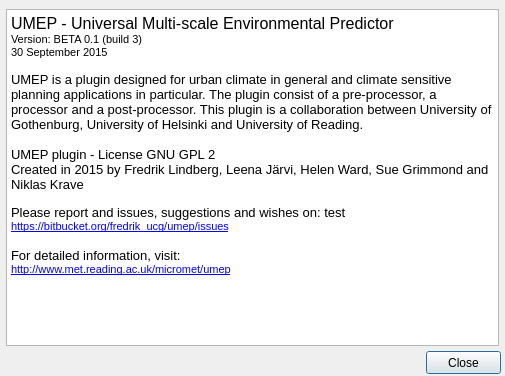
This is UMEP_about.ui in UMEP-dev/UMEP as Qt 5 draws it before an edit. The edited form follows.
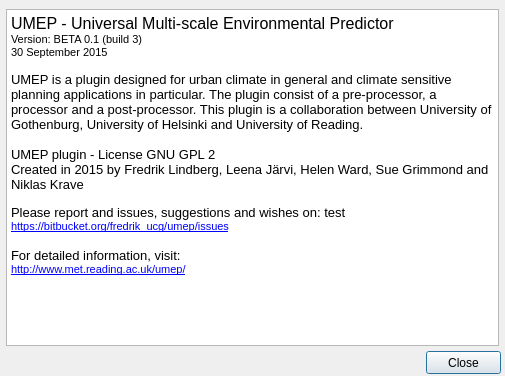
This is the edited form.

The edit to the form file:
```diff
--- a/UMEP_about.ui
+++ b/UMEP_about.ui
@@ -59,7 +59,7 @@
 &lt;p style=&quot; margin-top:0px; margin-bottom:0px; margin-left:0px; margin-right:0px; -qt-block-indent:0; text-indent:0px;&quot;&gt;&lt;a href=&quot;https://bitbucket.org/fredrik_ucg/umep/issues&quot;&gt;&lt;span style=&quot; font-size:8pt; text-decoration: underline; color:#0000ff;&quot;&gt;https://bitbucket.org/fredrik_ucg/umep/issues&lt;/span&gt;&lt;/a&gt;&lt;/p&gt;
 &lt;p style=&quot;-qt-paragraph-type:empty; margin-top:0px; margin-bottom:0px; margin-left:0px; margin-right:0px; -qt-block-indent:0; text-indent:0px; font-size:10pt;&quot;&gt;&lt;br /&gt;&lt;/p&gt;
 &lt;p style=&quot; margin-top:0px; margin-bottom:0px; margin-left:0px; margin-right:0px; -qt-block-indent:0; text-indent:0px;&quot;&gt;&lt;span style=&quot; font-size:10pt;&quot;&gt;For detailed information, visit:&lt;/span&gt;&lt;/p&gt;
-&lt;p style=&quot; margin-top:0px; margin-bottom:0px; margin-left:0px; margin-right:0px; -qt-block-indent:0; text-indent:0px;&quot;&gt;&lt;a href=&quot;http://www.met.reading.ac.uk/micromet/umep&quot;&gt;&lt;span style=&quot; font-size:8pt; text-decoration: underline; color:#0000ff;&quot;&gt;http://www.met.reading.ac.uk/micromet/umep&lt;/span&gt;&lt;/a&gt;&lt;/p&gt;
+&lt;p style=&quot; margin-top:0px; margin-bottom:0px; margin-left:0px; margin-right:0px; -qt-block-indent:0; text-indent:0px;&quot;&gt;&lt;a href=&quot;http://www.met.reading.ac.uk/umep/&quot;&gt;&lt;span style=&quot; font-size:8pt; text-decoration: underline; color:#0000ff;&quot;&gt;http://www.met.reading.ac.uk/umep/&lt;/span&gt;&lt;/a&gt;&lt;/p&gt;
 &lt;p style=&quot;-qt-paragraph-type:empty; margin-top:0px; margin-bottom:0px; margin-left:0px; margin-right:0px; -qt-block-indent:0; text-indent:0px; font-size:8pt; text-decoration: underline; color:#0000ff;&quot;&gt;&lt;br /&gt;&lt;/p&gt;
 &lt;p style=&quot;-qt-paragraph-type:empty; margin-top:0px; margin-bottom:0px; margin-left:0px; margin-right:0px; -qt-block-indent:0; text-indent:0px; font-size:8pt; text-decoration: underline; color:#0000ff;&quot;&gt;&lt;br /&gt;&lt;/p&gt;&lt;/body&gt;&lt;/html&gt;</string>
    </property>
```
Left out of the diff: 9 changed lines with no effect on the pictures.
